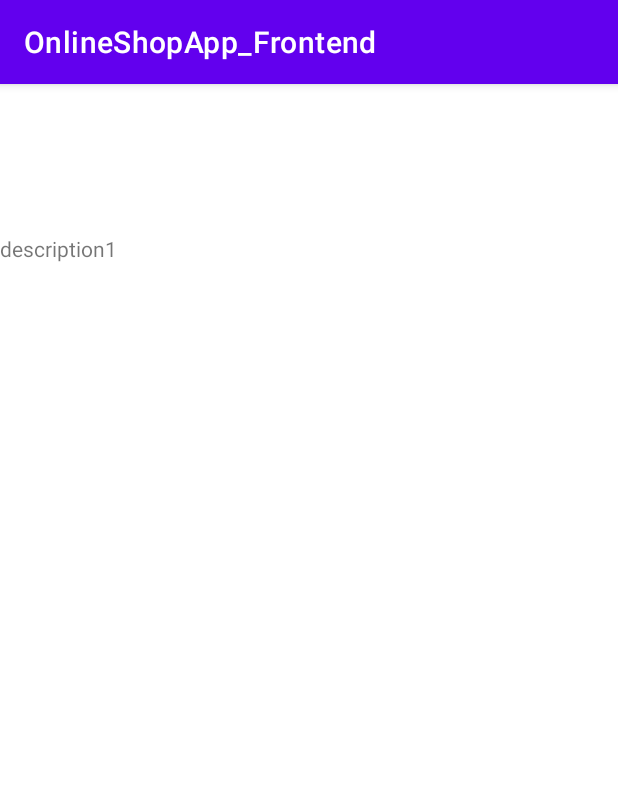
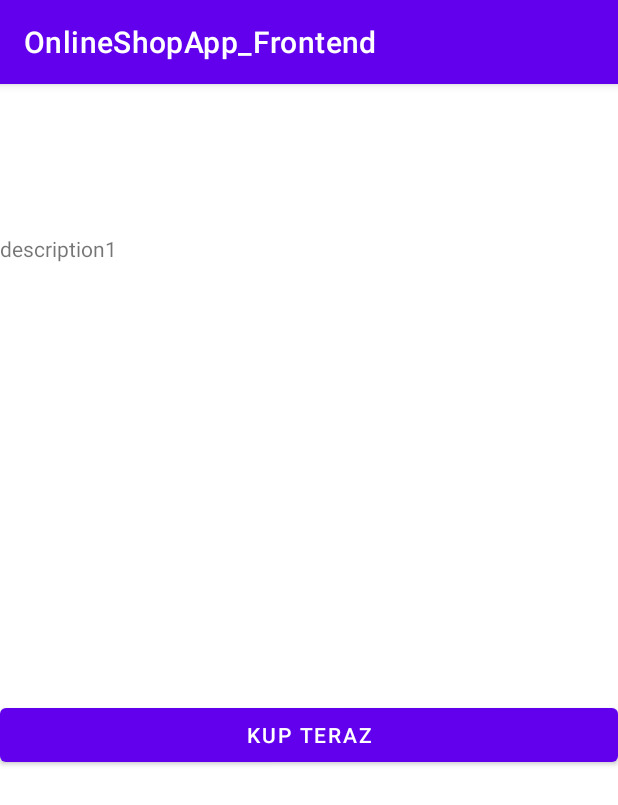
Before and after one commit to wdziwinska/OnlineShopApp_Frontend, an Android app: the ItemDetailActivity screen opened directly, with no data from a screen before it, on a phone screen of 412 x 824 dp. Shown: the top 805 px of the screen. Run offline under Robolectric (Android 15) with nearby library versions, the phone set to English and light mode, and no system bars.

Commit message:
Added activity to 'buy now' button

```diff
--- a/app/src/main/AndroidManifest.xml
+++ b/app/src/main/AndroidManifest.xml
@@ -25,7 +25,8 @@
                 <category android:name="android.intent.category.LAUNCHER" />
             </intent-filter>
         </activity>
-        <activity android:name=".ui.ItemDetailActivity" />
+        <activity android:name=".ui.transform.ItemDetailActivity" />
+        <activity android:name=".ui.transform.BuyNowActivity" />
     </application>
 
 </manifest>
--- a/app/src/main/java/com/example/onlineshopapp_frontend/ui/ItemDetailActivity.kt
+++ b/app/src/main/java/com/example/onlineshopapp_frontend/ui/transform/ItemDetailActivity.kt
@@ -1,13 +1,19 @@
-package com.example.onlineshopapp_frontend.ui
+package com.example.onlineshopapp_frontend.ui.transform
 
 import android.annotation.SuppressLint
+import android.content.Intent
 import android.os.Bundle
 import android.widget.ImageView
 import android.widget.TextView
 import androidx.appcompat.app.AppCompatActivity
+import androidx.core.content.res.ResourcesCompat
 import com.example.onlineshopapp_frontend.R
+import com.example.onlineshopapp_frontend.databinding.ActivityItemDetailBinding
+import com.example.onlineshopapp_frontend.ui.transform.TransformFragment
 
 class ItemDetailActivity : AppCompatActivity() {
+
+    private lateinit var binding: ActivityItemDetailBinding
 
     private val descriptions = listOf(
         "description1",
@@ -32,9 +38,8 @@ class ItemDetailActivity : AppCompatActivity() {
     override fun onCreate(savedInstanceState: Bundle?) {
         super.onCreate(savedInstanceState)
         setContentView(R.layout.activity_item_detail)
-
-        // Get the item from the intent extra
-        val item = intent.getStringExtra("item")
+        binding = ActivityItemDetailBinding.inflate(layoutInflater)
+        setContentView(binding.root)
 
         // Find the views
         val nameTextView = findViewById<TextView>(R.id.nameTextView)
@@ -52,4 +57,14 @@ class ItemDetailActivity : AppCompatActivity() {
         itemImageView.setImageResource(imageId)
     }
 
+    override fun onStart() {
+        super.onStart()
+
+        binding.buttonBuyNow.setOnClickListener {
+            val item = "34"
+            val intent = Intent(binding.buttonBuyNow.context, BuyNowActivity::class.java)
+            intent.putExtra("price", item)
+            binding.buttonBuyNow.context.startActivity(intent)
+        }
+    }
 }
--- a/app/src/main/java/com/example/onlineshopapp_frontend/ui/transform/TransformFragment.kt
+++ b/app/src/main/java/com/example/onlineshopapp_frontend/ui/transform/TransformFragment.kt
@@ -16,7 +16,6 @@ import androidx.recyclerview.widget.RecyclerView
 import com.example.onlineshopapp_frontend.R
 import com.example.onlineshopapp_frontend.databinding.FragmentTransformBinding
 import com.example.onlineshopapp_frontend.databinding.ItemTransformBinding
-import com.example.onlineshopapp_frontend.ui.ItemDetailActivity
 
 /**
  * Fragment that demonstrates a responsive layout pattern where the format of the content
--- a/app/src/main/res/layout/activity_item_detail.xml
+++ b/app/src/main/res/layout/activity_item_detail.xml
@@ -5,7 +5,7 @@
     xmlns:tools="http://schemas.android.com/tools"
     android:layout_width="match_parent"
     android:layout_height="match_parent"
-    tools:context="ui.ItemDetailActivity">
+    tools:context=".ui.transform.ItemDetailActivity">
 
     <ImageView
         android:id="@+id/itemImageView"
@@ -32,4 +32,15 @@
         app:layout_constraintBottom_toBottomOf="parent"
         tools:text="Item description" />
 
+    <Button
+        android:id="@+id/buttonBuyNow"
+        android:layout_width="match_parent"
+        android:layout_height="wrap_content"
+        android:text="Kup teraz"
+        app:layout_constraintBottom_toBottomOf="@+id/descriptionTextView"
+        app:layout_constraintEnd_toEndOf="parent"
+        app:layout_constraintHorizontal_bias="0.0"
+        app:layout_constraintStart_toStartOf="parent"
+        app:layout_constraintTop_toTopOf="@+id/descriptionTextView" />
+
 </androidx.constraintlayout.widget.ConstraintLayout>
```
Also changed, not shown: app/src/main/java/com/example/onlineshopapp_frontend/ui/transform/BuyNowActivity.kt (added, +23 -0 lines), app/src/main/res/layout/activity_buy_now.xml (added, +17 -0 lines).
